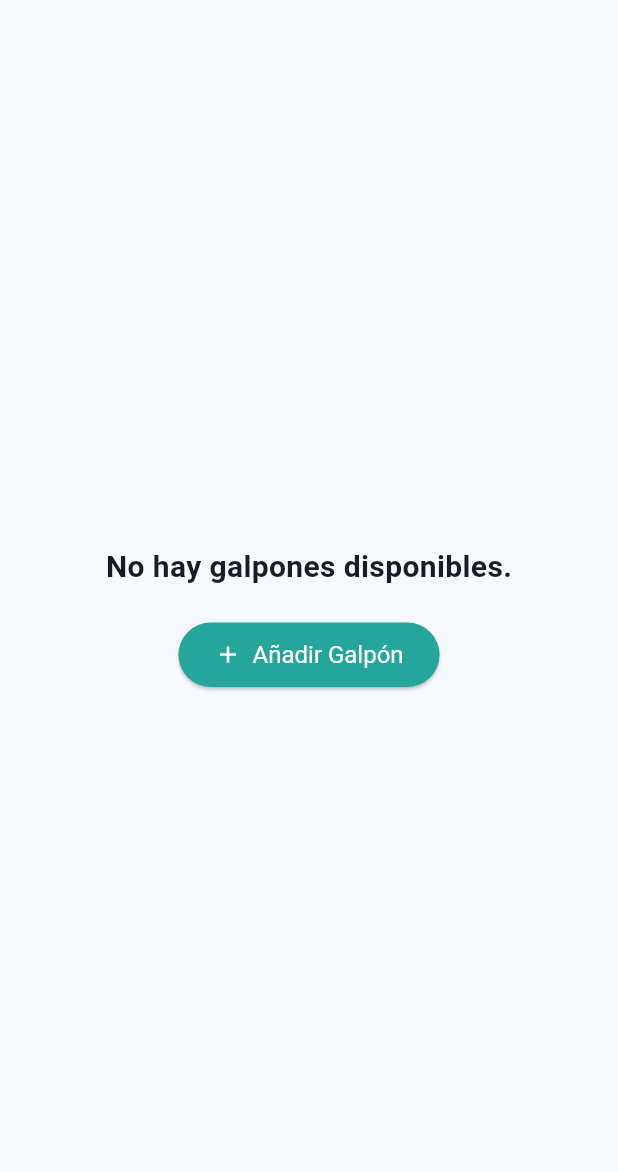
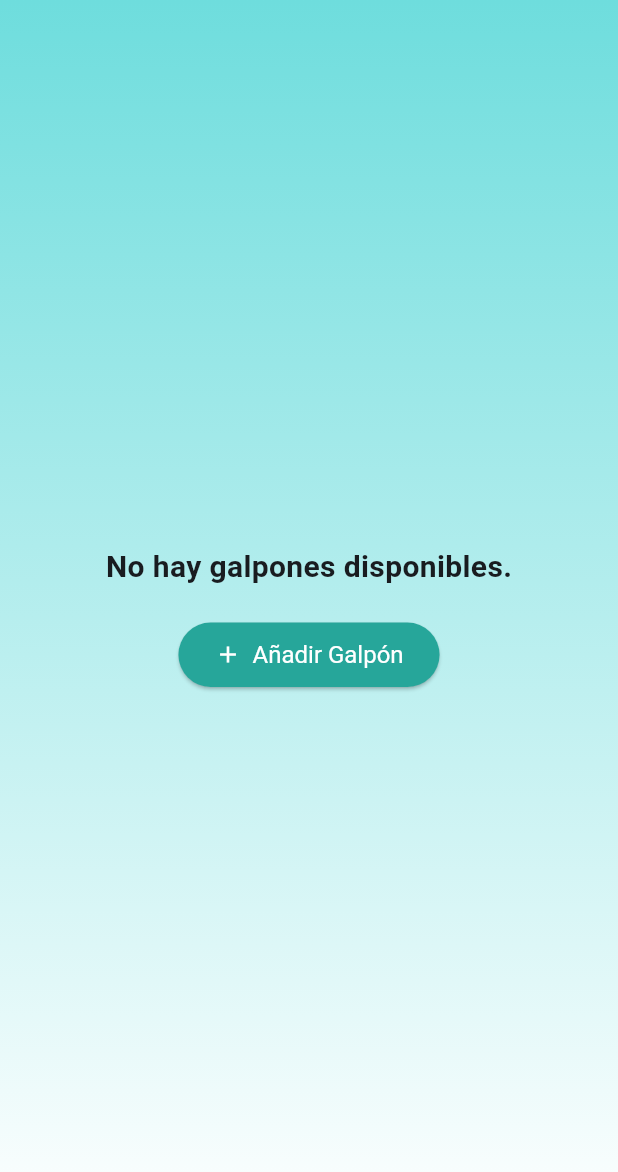
Before and after one commit to juantaborda27/Chick_Stell-Repository, a Flutter app: the MonitoreoView screen opened by its route, on a phone screen of 412 x 824 dp. Shown: the top 1172 px of the screen. Run offline on Flutter 3.47's test engine with Material 3 defaults, Android fonts, the phone set to English and light mode, and no system bars; our stand-ins replace animate_do, cloud_firestore, firebase_auth, firebase_core, firebase_storage, flutter_local_notifications and 9 more; accounts and stored records are empty.

Commit message:
Arreglo para cuando no hay galpones

```diff
--- a/chick_stell_view/lib/views/main_views/monitoreo/monitoreo_view.dart
+++ b/chick_stell_view/lib/views/main_views/monitoreo/monitoreo_view.dart
@@ -3,6 +3,7 @@ import 'package:chick_stell_view/controllers/alerta_controller.dart';
 import 'package:chick_stell_view/controllers/simulacion_controller.dart';
 import 'package:chick_stell_view/controllers/warehouse_controller.dart';
 import 'package:chick_stell_view/models/galpon_model.dart';
+import 'package:chick_stell_view/views/main_views/monitoreo/create_galpon/create_galpon.dart';
 import 'package:chick_stell_view/views/main_views/monitoreo/widgets/alert_view.dart';
 import 'package:chick_stell_view/views/main_views/monitoreo/widgets/information_galpon.dart';
 import 'package:chick_stell_view/views/main_views/monitoreo/widgets/metric_card.dart';
@@ -31,12 +32,26 @@ class MonitoreoView extends StatelessWidget {
     return Scaffold(
       body: SafeArea(
         child: Obx(() {
+          if (isLoading.value) {
+            return const Center(child: CircularProgressIndicator());
+          }
+
+          return Container(
+            decoration: const BoxDecoration(
+              gradient: LinearGradient(
+                begin: Alignment.topCenter,
+                end: Alignment.bottomCenter,
+                colors: [Color.fromARGB(255, 110, 221, 221), Colors.white],
+              ),
+            ),
+            child: Obx(() {
               if (simulacionController.galpones.isEmpty) {
-            return Center(
-                    child: Padding(
-                      padding: const EdgeInsets.symmetric(horizontal: 32.0),
+                return Padding(
+                  padding: const EdgeInsets.all(32.0),
+                  child: Center(
                     child: Column(
-                        mainAxisAlignment: MainAxisAlignment.center,
+                      mainAxisSize:
+                          MainAxisSize.min, // Evita que ocupe toda la altura
                       children: [
                         const Text(
                           "No hay galpones disponibles.",
@@ -47,9 +62,11 @@ class MonitoreoView extends StatelessWidget {
                         ),
                         const SizedBox(height: 20),
                         ElevatedButton.icon(
-                            // Cambia la ruta según tu configuración
-                            onPressed: () => Get.toNamed('/create_galpon'), //Navigator.of(context).pushNamed('/create_galpon'),
-                            // Reemplaza con la ruta de tu vista de creación de galpón
+                          onPressed: () {
+                            // Navegación directa sin usar nombre de ruta
+                            Get.to(() =>
+                                CreateGalpon()); // Reemplaza con tu widget
+                          },
                           icon: const Icon(Icons.add),
                           label: const Text("Añadir Galpón"),
                           style: ElevatedButton.styleFrom(
@@ -67,20 +84,10 @@ class MonitoreoView extends StatelessWidget {
               }
 
               final selectedWarehouseIndex = controller.selectedWarehouse.value;
-          final galponSeleccionado = simulacionController.galpones[selectedWarehouseIndex];
+              final galponSeleccionado =
+                  simulacionController.galpones[selectedWarehouseIndex];
 
-          return Container(
-            decoration: const BoxDecoration(
-              gradient: LinearGradient(
-                begin: Alignment.topCenter,
-                end: Alignment.bottomCenter,
-                colors: [
-                  Color.fromARGB(255, 110, 221, 221), // Color base
-                  Colors.white // Puedes ajustar este segundo tono para un buen degradado
-                ],
-              ),
-            ),
-            child: FadeIn(
+              return FadeIn(
                 duration: const Duration(milliseconds: 600),
                 child: SingleChildScrollView(
                   child: Padding(
@@ -99,19 +106,18 @@ class MonitoreoView extends StatelessWidget {
                         const SizedBox(height: 20),
                         Obx(() {
                           final alerta = controller.alertaActiva.value;
-                              if (alerta == null)
-                                return const SizedBox.shrink();
+                          if (alerta == null) return const SizedBox.shrink();
                           return WarningAlert(
                               title: alerta.title, message: alerta.message);
                         }),
-
                         const SizedBox(height: 20),
                         _buildMetricsGrid(galponSeleccionado),
                       ],
                     ),
                   ),
                 ),
-                  ),
+              );
+            }),
           );
         }),
       ),
```
Lines whose indentation alone changed are shown as unchanged.
